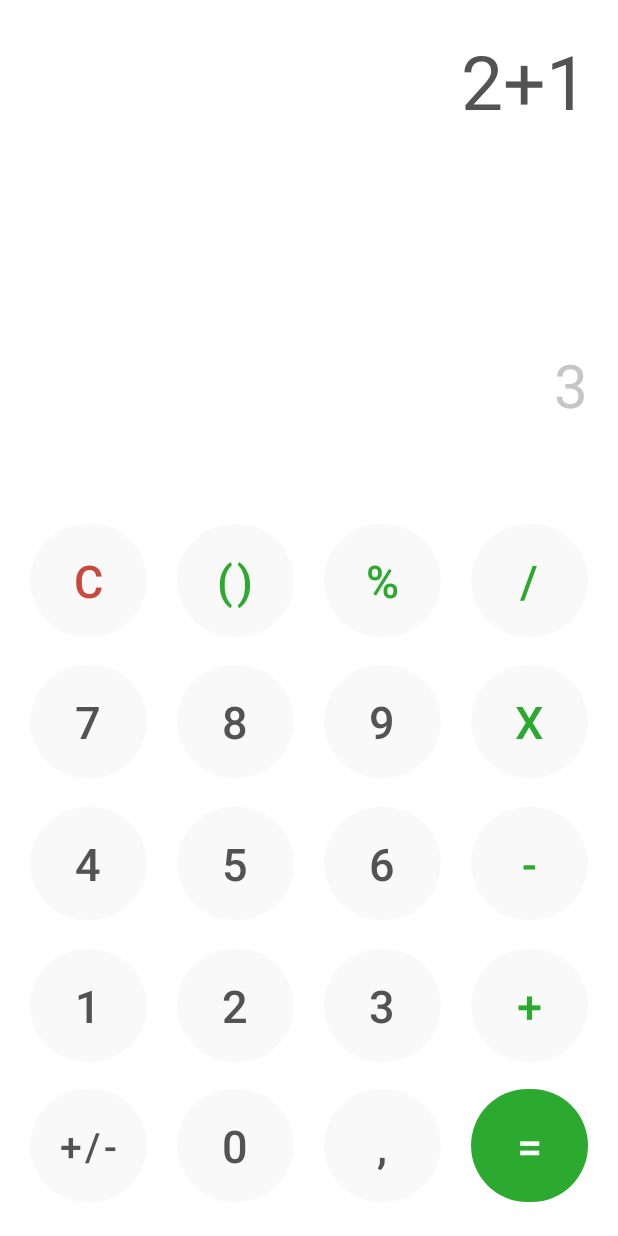
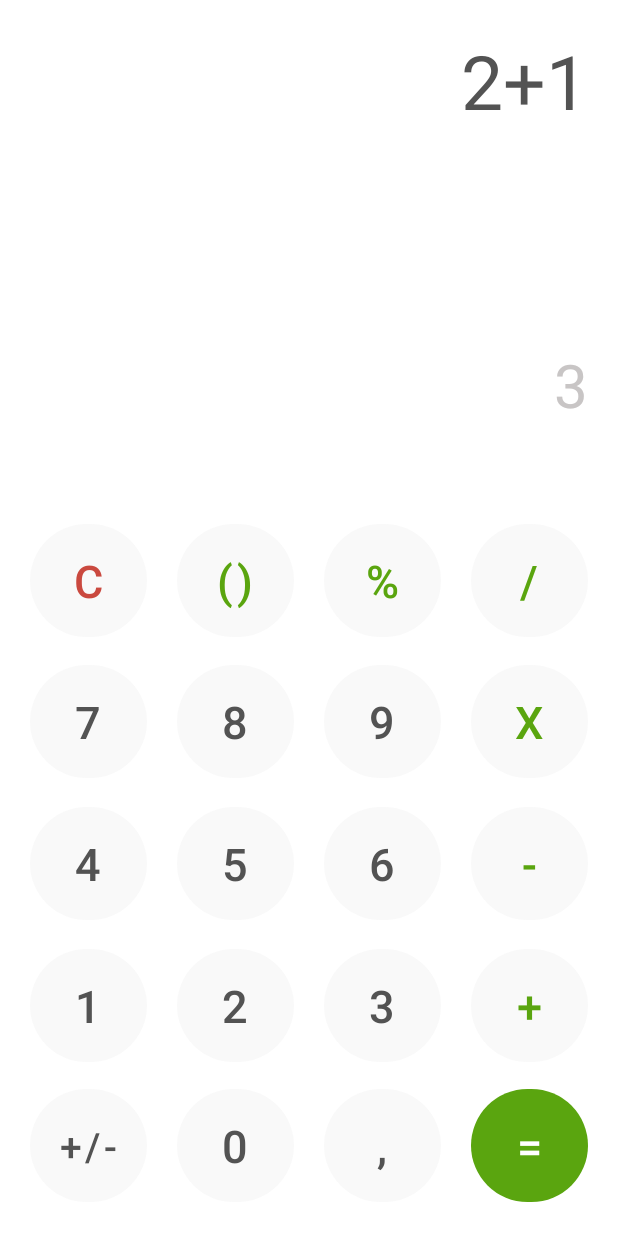
Before and after one commit to ElenaGaricheva/AndroidFirstSteps, an Android app: the screen it shows after launch (MainActivity), on a phone screen of 412 x 824 dp. Run offline under Robolectric (Android 15) with nearby library versions, the phone set to English and light mode, and no system bars.

Commit message:
Lesson2_fix styles

```diff
--- a/app/src/main/res/values/colors.xml
+++ b/app/src/main/res/values/colors.xml
@@ -11,7 +11,7 @@
     <color name="smog_lite">#7FF3F3F3</color>
     <color name="smog_medium">#C8C5C5</color>
     <color name="red">#CA493F</color>
-    <color name="green">#2CAA30</color>
+    <color name="green">#5AA50F</color>
 
     <color name="helper">#2CAA30</color>
 
```
